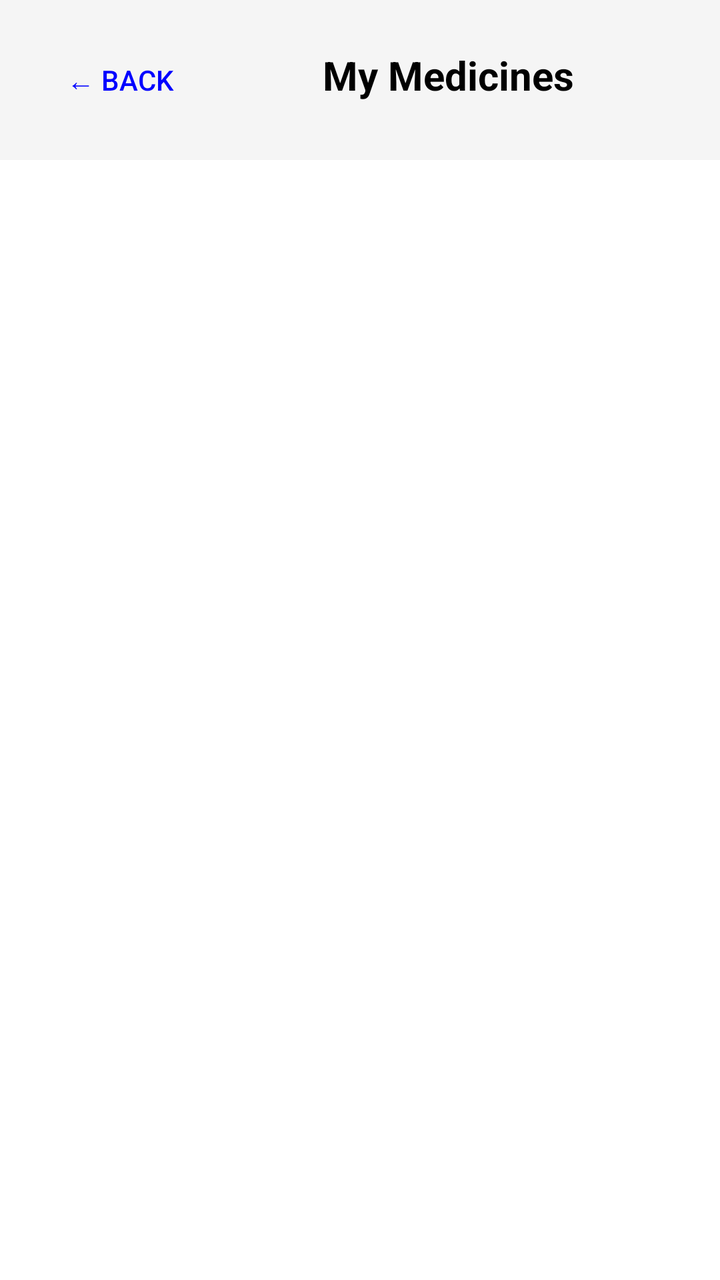
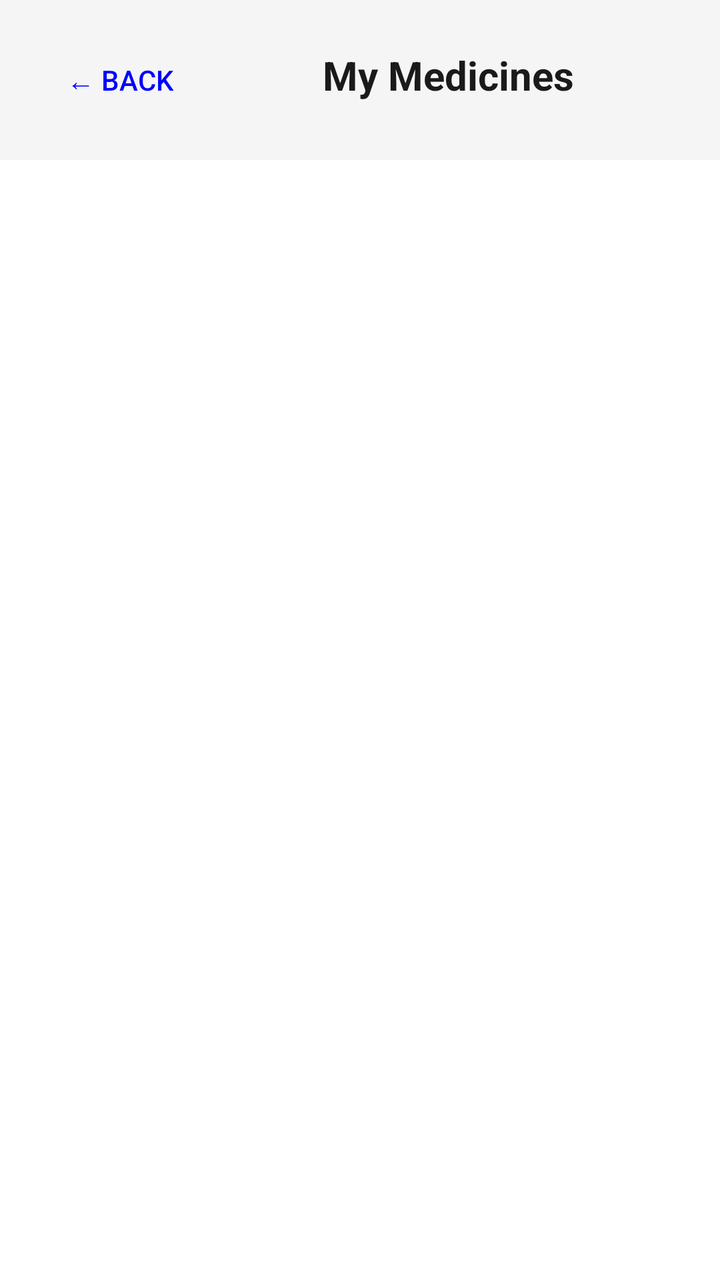

Before-and-after screenshots of an Android layout around one commit, followed by the original layout XML and the change that was made.
<!-- AndroidManifest.xml: application theme Theme.MedicineReminderApp -->
<!-- res/layout/activity_medicine_list.xml -->
<?xml version="1.0" encoding="utf-8"?>
<LinearLayout xmlns:android="http://schemas.android.com/apk/res/android"
    android:orientation="vertical"
    android:layout_width="match_parent"
    android:layout_height="match_parent">

    
    <LinearLayout
        android:layout_width="match_parent"
        android:layout_height="wrap_content"
        android:orientation="horizontal"
        android:padding="16dp"
        android:background="#F5F5F5">

        <Button
            android:id="@+id/backBtn"
            android:layout_width="wrap_content"
            android:layout_height="wrap_content"
            android:text="← Back"
            android:background="@android:color/transparent"
            android:textColor="#0000FF" />

        <TextView
            android:layout_width="0dp"
            android:layout_height="wrap_content"
            android:layout_weight="1"
            android:text="My Medicines"
            android:textSize="20sp"
            android:textStyle="bold"
            android:gravity="center" />

    </LinearLayout>

    
    <ListView
        android:id="@+id/medicineList"
        android:layout_width="match_parent"
        android:layout_height="0dp"
        android:layout_weight="1"
        android:padding="8dp"/>

</LinearLayout>
<!-- resources referenced by this layout -->
<resources>
  <style name="Theme.MedicineReminderApp" parent="Theme.AppCompat.DayNight.NoActionBar">
          
          <item name="android:windowBackground">@android:color/white</item>
          <item name="android:textColor">@android:color/black</item>
          
      </style>
</resources>

<!-- the commit's change to res/layout/activity_medicine_list.xml (unified diff, before → after) -->
@@ -10,7 +10,7 @@
         android:layout_height="wrap_content"
         android:orientation="horizontal"
         android:padding="16dp"
-        android:background="#F5F5F5">
+        android:background="@color/card_background">
 
         <Button
             android:id="@+id/backBtn"
<!-- resource entries referenced after the edit -->
@@ -1,10 +1,25 @@
 <!-- resources referenced by this layout -->
 <resources>
+  <color name="card_background">#F5F5F5</color>
   <style name="Theme.MedicineReminderApp" parent="Theme.AppCompat.DayNight.NoActionBar">
+          <item name="android:windowBackground">@color/window_background</item>
+          <item name="android:colorBackground">@color/window_background</item>
+  
           
-          <item name="android:windowBackground">@android:color/white</item>
-          <item name="android:textColor">@android:color/black</item>
+          <item name="android:textColor">@color/text_primary</item>
+          <item name="android:textColorPrimary">@color/text_primary</item>
+          <item name="android:textColorSecondary">@color/text_secondary</item>
+          <item name="android:textColorHint">@color/text_hint</item>
+  
           
+          <item name="android:editTextColor">@color/text_primary</item>
+          <item name="colorControlNormal">@color/text_secondary</item>
+          <item name="colorControlActivated">@color/teal_700</item>
       </style>
+  <color name="window_background">#FFFFFF</color>
+  <color name="text_primary">#1A1A1A</color>
+  <color name="text_secondary">#4D4D4D</color>
+  <color name="text_hint">#8A8A8A</color>
+  <color name="teal_700">#FF018786</color>
 </resources>
 
